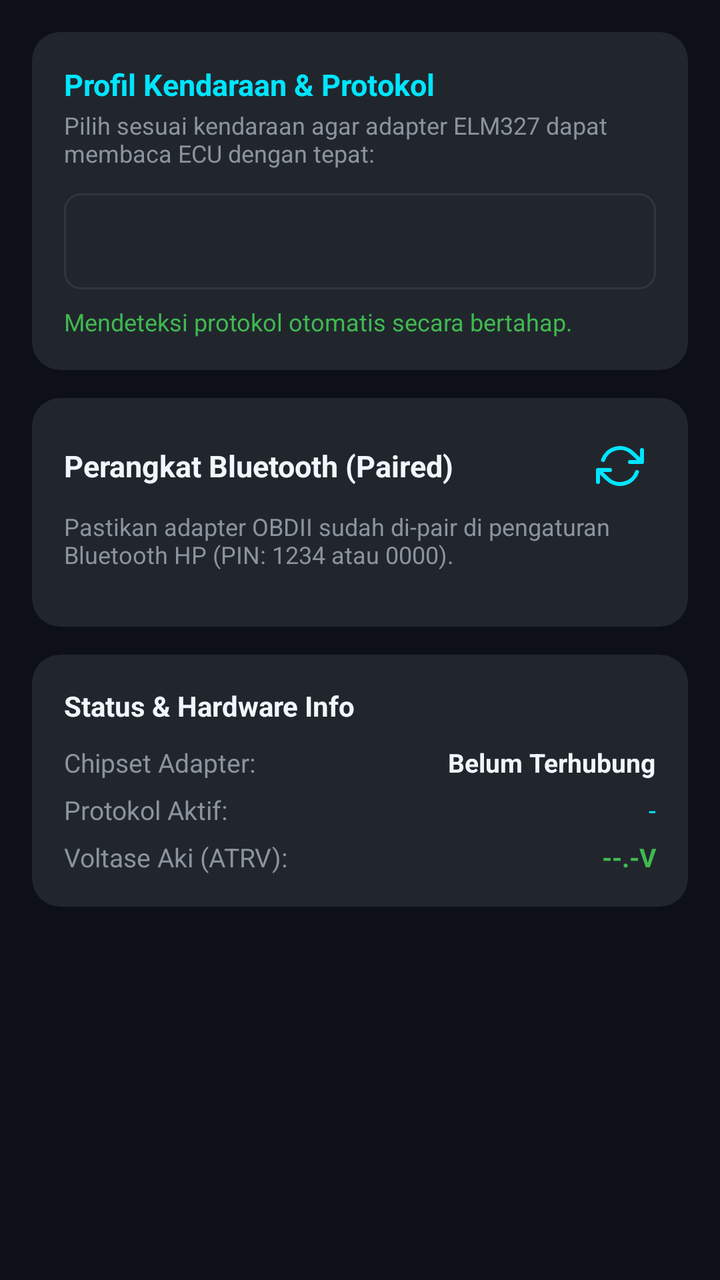
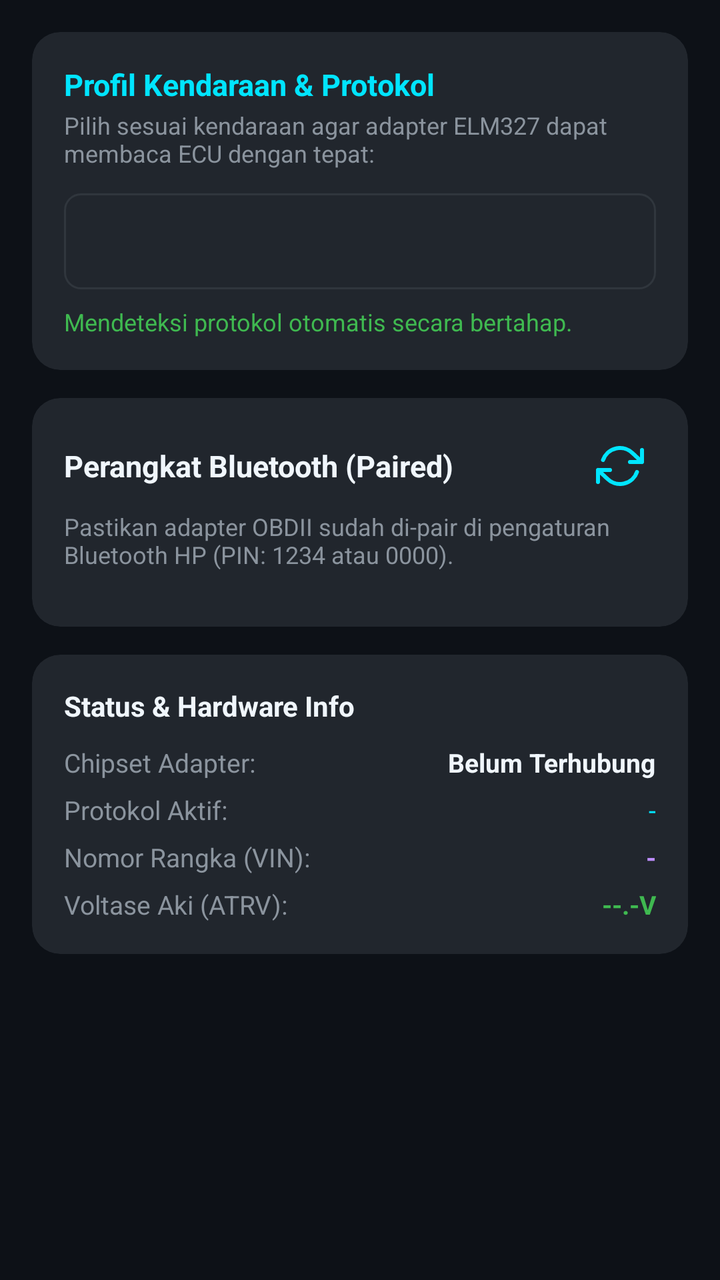

Screens rendered from an Android XML layout before and after an edit, with the pre-edit source and the edit as a unified diff.
<!-- AndroidManifest.xml: application theme Theme.MotoCarOBD -->
<!-- res/layout/layout_tab_connect.xml -->
<?xml version="1.0" encoding="utf-8"?>
<ScrollView xmlns:android="http://schemas.android.com/apk/res/android"
    xmlns:app="http://schemas.android.com/apk/res-auto"
    android:layout_width="match_parent"
    android:layout_height="match_parent"
    android:background="@color/bg_dark"
    android:fillViewport="true">

    <LinearLayout
        android:layout_width="match_parent"
        android:layout_height="wrap_content"
        android:orientation="vertical"
        android:padding="16dp">

        
        <androidx.cardview.widget.CardView
            android:layout_width="match_parent"
            android:layout_height="wrap_content"
            android:layout_marginBottom="14dp"
            app:cardBackgroundColor="@color/surface_card"
            app:cardCornerRadius="14dp"
            app:cardElevation="0dp">

            <LinearLayout
                android:layout_width="match_parent"
                android:layout_height="wrap_content"
                android:orientation="vertical"
                android:padding="16dp">

                <TextView
                    android:layout_width="wrap_content"
                    android:layout_height="wrap_content"
                    android:text="Profil Kendaraan &amp; Protokol"
                    android:textColor="@color/primary"
                    android:textSize="15sp"
                    android:textStyle="bold" />

                <TextView
                    android:layout_width="wrap_content"
                    android:layout_height="wrap_content"
                    android:layout_marginTop="2dp"
                    android:text="Pilih sesuai kendaraan agar adapter ELM327 dapat membaca ECU dengan tepat:"
                    android:textColor="@color/text_muted"
                    android:textSize="12sp" />

                <Spinner
                    android:id="@+id/spinner_protocol"
                    android:layout_width="match_parent"
                    android:layout_height="48dp"
                    android:layout_marginTop="12dp"
                    android:background="@drawable/bg_badge"
                    android:paddingStart="8dp"
                    android:paddingEnd="8dp" />

                <TextView
                    android:id="@+id/tv_protocol_desc"
                    android:layout_width="wrap_content"
                    android:layout_height="wrap_content"
                    android:layout_marginTop="8dp"
                    android:text="Mendeteksi protokol otomatis secara bertahap."
                    android:textColor="@color/neon_green"
                    android:textSize="12sp" />
            </LinearLayout>
        </androidx.cardview.widget.CardView>

        
        <androidx.cardview.widget.CardView
            android:layout_width="match_parent"
            android:layout_height="wrap_content"
            android:layout_marginBottom="14dp"
            app:cardBackgroundColor="@color/surface_card"
            app:cardCornerRadius="14dp"
            app:cardElevation="0dp">

            <LinearLayout
                android:layout_width="match_parent"
                android:layout_height="wrap_content"
                android:orientation="vertical"
                android:padding="16dp">

                <LinearLayout
                    android:layout_width="match_parent"
                    android:layout_height="wrap_content"
                    android:orientation="horizontal"
                    android:gravity="center_vertical">

                    <TextView
                        android:layout_width="0dp"
                        android:layout_height="wrap_content"
                        android:layout_weight="1"
                        android:text="Perangkat Bluetooth (Paired)"
                        android:textColor="@color/text_white"
                        android:textSize="15sp"
                        android:textStyle="bold" />

                    <ImageButton
                        android:id="@+id/btn_refresh_devices"
                        android:layout_width="36dp"
                        android:layout_height="36dp"
                        android:background="?attr/selectableItemBackgroundBorderless"
                        android:src="@drawable/ic_refresh"
                        app:tint="@color/primary"
                        android:contentDescription="Refresh" />
                </LinearLayout>

                <TextView
                    android:id="@+id/tv_device_hint"
                    android:layout_width="wrap_content"
                    android:layout_height="wrap_content"
                    android:layout_marginTop="4dp"
                    android:text="Pastikan adapter OBDII sudah di-pair di pengaturan Bluetooth HP (PIN: 1234 atau 0000)."
                    android:textColor="@color/text_muted"
                    android:textSize="12sp" />

                <androidx.recyclerview.widget.RecyclerView
                    android:id="@+id/rv_devices"
                    android:layout_width="match_parent"
                    android:layout_height="wrap_content"
                    android:layout_marginTop="12dp"
                    android:nestedScrollingEnabled="false" />

                <TextView
                    android:id="@+id/tv_no_devices"
                    android:layout_width="match_parent"
                    android:layout_height="wrap_content"
                    android:layout_marginTop="12dp"
                    android:gravity="center"
                    android:text="Tidak ada perangkat Bluetooth paired ditemukan.\nNyalakan Bluetooth &amp; pasangkan adapter OBDII."
                    android:textColor="@color/neon_amber"
                    android:textSize="13sp"
                    android:visibility="gone" />
            </LinearLayout>
        </androidx.cardview.widget.CardView>

        
        <androidx.cardview.widget.CardView
            android:layout_width="match_parent"
            android:layout_height="wrap_content"
            android:layout_marginBottom="16dp"
            app:cardBackgroundColor="@color/surface_card"
            app:cardCornerRadius="14dp"
            app:cardElevation="0dp">

            <LinearLayout
                android:layout_width="match_parent"
                android:layout_height="wrap_content"
                android:orientation="vertical"
                android:padding="16dp">

                <TextView
                    android:layout_width="wrap_content"
                    android:layout_height="wrap_content"
                    android:text="Status &amp; Hardware Info"
                    android:textColor="@color/text_white"
                    android:textSize="14sp"
                    android:textStyle="bold" />

                <LinearLayout
                    android:layout_width="match_parent"
                    android:layout_height="wrap_content"
                    android:orientation="horizontal"
                    android:layout_marginTop="10dp">

                    <TextView
                        android:layout_width="0dp"
                        android:layout_height="wrap_content"
                        android:layout_weight="1"
                        android:text="Chipset Adapter:"
                        android:textColor="@color/text_muted"
                        android:textSize="13sp" />

                    <TextView
                        android:id="@+id/tv_chip_info"
                        android:layout_width="wrap_content"
                        android:layout_height="wrap_content"
                        android:text="Belum Terhubung"
                        android:textColor="@color/text_white"
                        android:textSize="13sp"
                        android:textStyle="bold" />
                </LinearLayout>

                <LinearLayout
                    android:layout_width="match_parent"
                    android:layout_height="wrap_content"
                    android:orientation="horizontal"
                    android:layout_marginTop="6dp">

                    <TextView
                        android:layout_width="0dp"
                        android:layout_height="wrap_content"
                        android:layout_weight="1"
                        android:text="Protokol Aktif:"
                        android:textColor="@color/text_muted"
                        android:textSize="13sp" />

                    <TextView
                        android:id="@+id/tv_active_proto"
                        android:layout_width="wrap_content"
                        android:layout_height="wrap_content"
                        android:text="-"
                        android:textColor="@color/primary"
                        android:textSize="13sp" />
                </LinearLayout>

                <LinearLayout
                    android:layout_width="match_parent"
                    android:layout_height="wrap_content"
                    android:orientation="horizontal"
                    android:layout_marginTop="6dp">

                    <TextView
                        android:layout_width="0dp"
                        android:layout_height="wrap_content"
                        android:layout_weight="1"
                        android:text="Voltase Aki (ATRV):"
                        android:textColor="@color/text_muted"
                        android:textSize="13sp" />

                    <TextView
                        android:id="@+id/tv_battery_volt_info"
                        android:layout_width="wrap_content"
                        android:layout_height="wrap_content"
                        android:text="--.-V"
                        android:textColor="@color/neon_green"
                        android:textSize="13sp"
                        android:textStyle="bold" />
                </LinearLayout>
            </LinearLayout>
        </androidx.cardview.widget.CardView>

    </LinearLayout>
</ScrollView>
<!-- resources referenced by this layout -->
<resources>
  <color name="bg_dark">#0D1117</color>
  <color name="neon_amber">#D29922</color>
  <color name="neon_green">#3FB950</color>
  <color name="primary">#00E5FF</color>
  <color name="surface_card">#21262D</color>
  <color name="text_muted">#8B949E</color>
  <color name="text_white">#F0F6FC</color>
  <!-- drawable bg_badge (drawable) -->
  <?xml version="1.0" encoding="utf-8"?>
  <shape xmlns:android="http://schemas.android.com/apk/res/android"
      android:shape="rectangle">
      <solid android:color="#21262D" />
      <stroke
          android:width="1dp"
          android:color="#30363D" />
      <corners android:radius="8dp" />
  </shape>
  <!-- drawable ic_refresh (drawable) -->
  <vector xmlns:android="http://schemas.android.com/apk/res/android"
      android:width="24dp"
      android:height="24dp"
      android:viewportWidth="24"
      android:viewportHeight="24">
      <path
          android:fillColor="#00000000"
          android:strokeColor="#FFFFFF"
          android:strokeWidth="2"
          android:strokeLineCap="round"
          android:strokeLineJoin="round"
          android:pathData="M23,4 L23,10 L17,10 M1,20 L1,14 L7,14 M3.51,9 A9,9 0 0,1 18.36,5.64 L23,10 M1,14 L5.64,18.36 A9,9 0 0,0 20.49,15" />
  </vector>
  <style name="Theme.MotoCarOBD" parent="Theme.MaterialComponents.DayNight.NoActionBar">
          <item name="colorPrimary">@color/primary</item>
          <item name="colorPrimaryVariant">@color/primary_dark</item>
          <item name="colorOnPrimary">#000000</item>
  
          <item name="colorSecondary">@color/accent</item>
          <item name="colorSecondaryVariant">@color/accent</item>
          <item name="colorOnSecondary">#000000</item>
  
          <item name="android:statusBarColor">@color/bg_dark</item>
          <item name="android:navigationBarColor">@color/surface_dark</item>
          <item name="android:windowBackground">@color/bg_dark</item>
  
          <item name="bottomNavigationStyle">@style/CustomBottomNav</item>
      </style>
  <color name="primary_dark">#00B0FF</color>
  <color name="accent">#00E676</color>
  <color name="surface_dark">#161B22</color>
  <style name="CustomBottomNav" parent="Widget.MaterialComponents.BottomNavigationView">
          <item name="android:background">@color/surface_dark</item>
          <item name="itemIconTint">@color/bottom_nav_colors</item>
          <item name="itemTextColor">@color/bottom_nav_colors</item>
      </style>
</resources>

<!-- the commit's change to res/layout/layout_tab_connect.xml (unified diff, before → after) -->
@@ -212,6 +212,30 @@
                         android:layout_width="0dp"
                         android:layout_height="wrap_content"
                         android:layout_weight="1"
+                        android:text="Nomor Rangka (VIN):"
+                        android:textColor="@color/text_muted"
+                        android:textSize="13sp" />
+
+                    <TextView
+                        android:id="@+id/tv_vin_info"
+                        android:layout_width="wrap_content"
+                        android:layout_height="wrap_content"
+                        android:text="-"
+                        android:textColor="@color/neon_purple"
+                        android:textSize="13sp"
+                        android:textStyle="bold" />
+                </LinearLayout>
+
+                <LinearLayout
+                    android:layout_width="match_parent"
+                    android:layout_height="wrap_content"
+                    android:orientation="horizontal"
+                    android:layout_marginTop="6dp">
+
+                    <TextView
+                        android:layout_width="0dp"
+                        android:layout_height="wrap_content"
+                        android:layout_weight="1"
                         android:text="Voltase Aki (ATRV):"
                         android:textColor="@color/text_muted"
                         android:textSize="13sp" />
<!-- resource entries referenced after the edit -->
@@ -3,6 +3,7 @@
   <color name="bg_dark">#0D1117</color>
   <color name="neon_amber">#D29922</color>
   <color name="neon_green">#3FB950</color>
+  <color name="neon_purple">#BC8CFF</color>
   <color name="primary">#00E5FF</color>
   <color name="surface_card">#21262D</color>
   <color name="text_muted">#8B949E</color>
